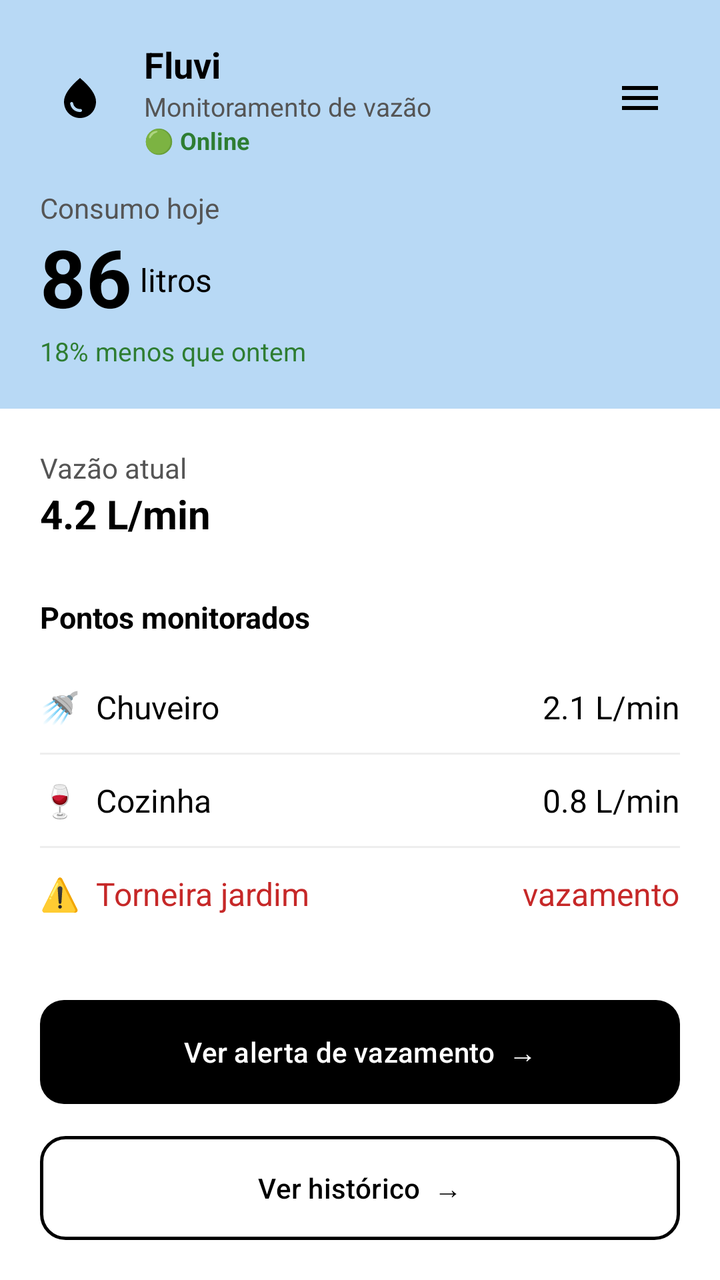
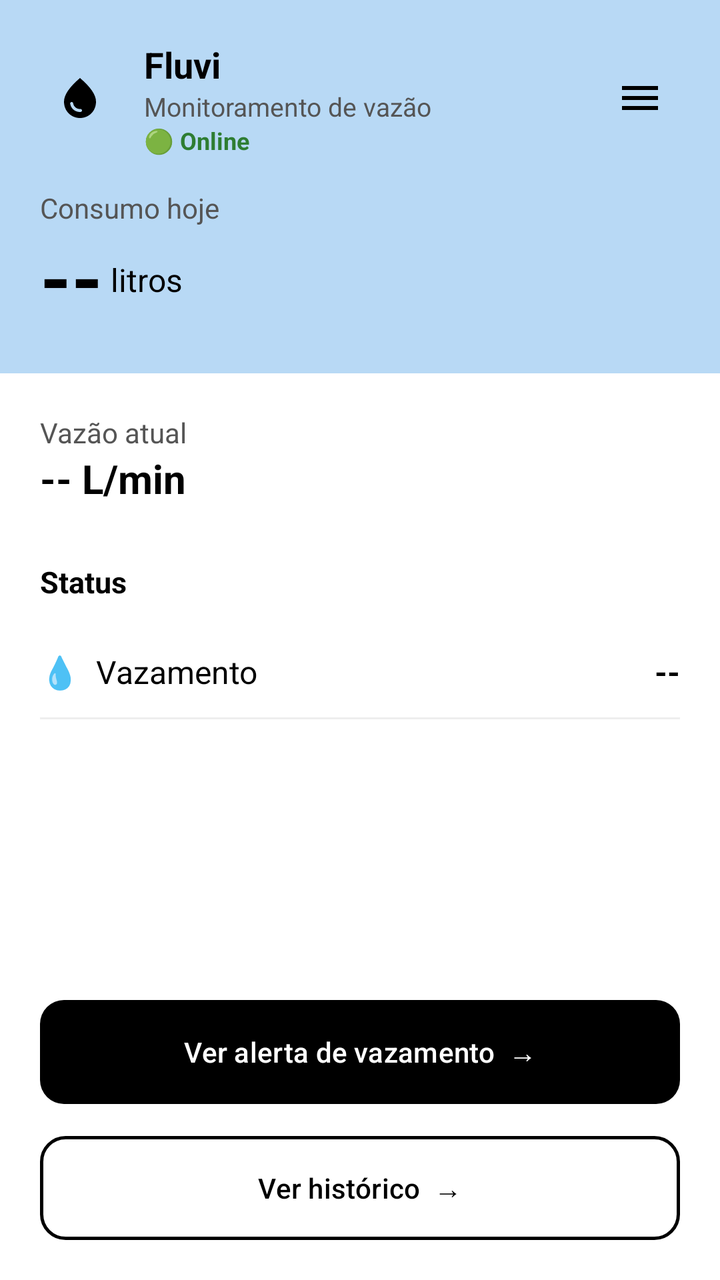

An Android layout rendered at two revisions. The XML below is the earlier revision; the diff shows what the commit changed to produce the second picture.
<!-- AndroidManifest.xml: application theme Theme.Bombadagua -->
<!-- res/layout/activity_main_fullscreen.xml -->
<?xml version="1.0" encoding="utf-8"?>
<androidx.drawerlayout.widget.DrawerLayout
    xmlns:android="http://schemas.android.com/apk/res/android"
    xmlns:app="http://schemas.android.com/apk/res-auto"
    xmlns:tools="http://schemas.android.com/tools"
    android:id="@+id/drawerLayout"
    android:layout_width="match_parent"
    android:layout_height="match_parent">

    
    <androidx.constraintlayout.widget.ConstraintLayout
        android:id="@+id/main"
        android:layout_width="match_parent"
        android:layout_height="match_parent"
        android:background="#FFFFFF"
        tools:context=".activities.MainActivity">

        <LinearLayout
            android:layout_width="0dp"
            android:layout_height="0dp"
            android:orientation="vertical"
            app:layout_constraintTop_toTopOf="parent"
            app:layout_constraintBottom_toBottomOf="parent"
            app:layout_constraintStart_toStartOf="parent"
            app:layout_constraintEnd_toEndOf="parent">

            
            <LinearLayout
                android:layout_width="match_parent"
                android:layout_height="wrap_content"
                android:orientation="vertical"
                android:background="#B8D9F5"
                android:padding="20dp">

                
                <LinearLayout
                    android:layout_width="match_parent"
                    android:layout_height="wrap_content"
                    android:orientation="horizontal"
                    android:gravity="center_vertical">

                    <LinearLayout
                        android:layout_width="0dp"
                        android:layout_weight="1"
                        android:layout_height="wrap_content"
                        android:orientation="horizontal"
                        android:gravity="center_vertical">

                        <ImageView
                            android:layout_width="40dp"
                            android:layout_height="40dp"
                            android:src="@drawable/ic_gota"
                            android:background="@drawable/bg_icon_white"
                            android:padding="8dp"/>

                        <LinearLayout
                            android:layout_width="wrap_content"
                            android:layout_height="wrap_content"
                            android:orientation="vertical"
                            android:layout_marginStart="12dp">

                            <TextView
                                android:id="@+id/tvNomeApp"
                                android:layout_width="wrap_content"
                                android:layout_height="wrap_content"
                                android:text="Fluvi"
                                android:textSize="18sp"
                                android:textColor="#000000"
                                android:textStyle="bold"/>

                            <TextView
                                android:layout_width="wrap_content"
                                android:layout_height="wrap_content"
                                android:text="Monitoramento de vazão"
                                android:textSize="13sp"
                                android:textColor="#555555"/>

                            <TextView
                                android:id="@+id/tvStatusEsp"
                                android:layout_width="wrap_content"
                                android:layout_height="wrap_content"
                                android:text="🟢 Online"
                                android:textSize="12sp"
                                android:textStyle="bold"
                                android:textColor="#2E7D32"/>
                        </LinearLayout>
                    </LinearLayout>

                    
                    <ImageView
                        android:id="@+id/btnMenu"
                        android:layout_width="40dp"
                        android:layout_height="40dp"
                        android:padding="8dp"
                        android:src="@drawable/ic_menu"
                        android:background="?attr/selectableItemBackgroundBorderless"
                        android:clickable="true"
                        android:focusable="true"
                        android:contentDescription="Abrir menu"/>
                </LinearLayout>

                <TextView
                    android:layout_width="wrap_content"
                    android:layout_height="wrap_content"
                    android:text="Consumo hoje"
                    android:layout_marginTop="16dp"
                    android:textColor="#555555"/>

                <LinearLayout
                    android:layout_width="wrap_content"
                    android:layout_height="wrap_content"
                    android:orientation="horizontal"
                    android:gravity="bottom">

                    <TextView
                        android:id="@+id/tvConsumoHoje"
                        android:layout_width="wrap_content"
                        android:layout_height="wrap_content"
                        android:text="86"
                        android:textSize="40sp"
                        android:textColor="#000000"
                        android:textStyle="bold"/>

                    <TextView
                        android:layout_width="wrap_content"
                        android:layout_height="wrap_content"
                        android:text=" litros"
                        android:textSize="16sp"
                        android:textColor="#000000"
                        android:layout_marginBottom="8dp"/>
                </LinearLayout>

                <TextView
                    android:id="@+id/tvComparativo"
                    android:layout_width="wrap_content"
                    android:layout_height="wrap_content"
                    android:text="18% menos que ontem"
                    android:textColor="#2E7D32"
                    android:textSize="13sp"/>
            </LinearLayout>

            
            <LinearLayout
                android:layout_width="match_parent"
                android:layout_height="wrap_content"
                android:orientation="vertical"
                android:background="#FFFFFF"
                android:padding="20dp">

                <TextView
                    android:layout_width="wrap_content"
                    android:layout_height="wrap_content"
                    android:text="Vazão atual"
                    android:textColor="#555555"
                    android:textSize="14sp"/>

                <TextView
                    android:id="@+id/tvVazaoAtual"
                    android:layout_width="wrap_content"
                    android:layout_height="wrap_content"
                    android:text="4.2 L/min"
                    android:textSize="20sp"
                    android:textColor="#000000"
                    android:textStyle="bold"/>
            </LinearLayout>

            
            <LinearLayout
                android:layout_width="match_parent"
                android:layout_height="0dp"
                android:layout_weight="1"
                android:orientation="vertical"
                android:background="#FFFFFF"
                android:paddingStart="20dp"
                android:paddingEnd="20dp"
                android:paddingTop="8dp"
                android:paddingBottom="20dp">

                <TextView
                    android:layout_width="wrap_content"
                    android:layout_height="wrap_content"
                    android:text="Pontos monitorados"
                    android:textStyle="bold"
                    android:textColor="#000000"
                    android:textSize="15sp"
                    android:layout_marginBottom="12dp"/>

                
                <LinearLayout
                    android:layout_width="match_parent"
                    android:layout_height="wrap_content"
                    android:orientation="horizontal"
                    android:paddingTop="12dp"
                    android:paddingBottom="12dp"
                    android:gravity="center_vertical">

                    <TextView
                        android:layout_width="0dp"
                        android:layout_weight="1"
                        android:layout_height="wrap_content"
                        android:text="🚿  Chuveiro"
                        android:textColor="#000000"
                        android:textSize="16sp"/>

                    <TextView
                        android:id="@+id/tvVazaoChuveiro"
                        android:layout_width="wrap_content"
                        android:layout_height="wrap_content"
                        android:text="2.1 L/min"
                        android:textColor="#000000"
                        android:textSize="16sp"/>
                </LinearLayout>

                <View
                    android:layout_width="match_parent"
                    android:layout_height="1dp"
                    android:background="#EEEEEE"/>

                
                <LinearLayout
                    android:layout_width="match_parent"
                    android:layout_height="wrap_content"
                    android:orientation="horizontal"
                    android:paddingTop="12dp"
                    android:paddingBottom="12dp"
                    android:gravity="center_vertical">

                    <TextView
                        android:layout_width="0dp"
                        android:layout_weight="1"
                        android:layout_height="wrap_content"
                        android:text="🍷  Cozinha"
                        android:textColor="#000000"
                        android:textSize="16sp"/>

                    <TextView
                        android:id="@+id/tvVazaoCozinha"
                        android:layout_width="wrap_content"
                        android:layout_height="wrap_content"
                        android:text="0.8 L/min"
                        android:textColor="#000000"
                        android:textSize="16sp"/>
                </LinearLayout>

                <View
                    android:layout_width="match_parent"
                    android:layout_height="1dp"
                    android:background="#EEEEEE"/>

                
                <LinearLayout
                    android:id="@+id/layoutAlertaVazamento"
                    android:layout_width="match_parent"
                    android:layout_height="wrap_content"
                    android:orientation="horizontal"
                    android:paddingTop="12dp"
                    android:paddingBottom="12dp"
                    android:gravity="center_vertical">

                    <TextView
                        android:layout_width="0dp"
                        android:layout_weight="1"
                        android:layout_height="wrap_content"
                        android:text="⚠️  Torneira jardim"
                        android:textColor="#C62828"
                        android:textSize="16sp"/>

                    <TextView
                        android:layout_width="wrap_content"
                        android:layout_height="wrap_content"
                        android:text="vazamento"
                        android:textColor="#C62828"
                        android:textSize="16sp"/>
                </LinearLayout>

                
                <View
                    android:layout_width="match_parent"
                    android:layout_height="0dp"
                    android:layout_weight="1"/>

                
                <Button
                    android:id="@+id/btnVerAlerta"
                    android:layout_width="match_parent"
                    android:layout_height="52dp"
                    android:text="Ver alerta de vazamento  →"
                    android:background="@drawable/bg_botao_preto"
                    app:backgroundTint="@null"
                    android:insetTop="0dp"
                    android:insetBottom="0dp"
                    android:textColor="#FFFFFF"
                    android:textAllCaps="false"
                    android:layout_marginBottom="16dp"/>

                
                <Button
                    android:id="@+id/btnVerHistorico"
                    android:layout_width="match_parent"
                    android:layout_height="52dp"
                    android:text="Ver histórico  →"
                    android:background="@drawable/bg_botao_borda"
                    app:backgroundTint="@null"
                    android:insetTop="0dp"
                    android:insetBottom="0dp"
                    android:textColor="#000000"
                    android:textAllCaps="false"/>

            </LinearLayout>

        </LinearLayout>

    </androidx.constraintlayout.widget.ConstraintLayout>

    
    <LinearLayout
        android:layout_width="260dp"
        android:layout_height="match_parent"
        android:layout_gravity="end"
        android:orientation="vertical"
        android:background="#FFFFFF"
        android:paddingTop="48dp"
        android:paddingStart="20dp"
        android:paddingEnd="20dp">

        <TextView
            android:layout_width="wrap_content"
            android:layout_height="wrap_content"
            android:text="Menu"
            android:textSize="20sp"
            android:textStyle="bold"
            android:textColor="#000000"
            android:layout_marginBottom="24dp"/>

        <Button
            android:id="@+id/btnConfigWifi"
            android:layout_width="match_parent"
            android:layout_height="52dp"
            android:text="Configurar Wi-Fi da ESP32"
            android:background="@drawable/bg_botao_borda"
            app:backgroundTint="@null"
            android:insetTop="0dp"
            android:insetBottom="0dp"
            android:textColor="#000000"
            android:textAllCaps="false"
            android:layout_marginBottom="12dp"/>

        <Button
            android:id="@+id/btnSairConta"
            android:layout_width="match_parent"
            android:layout_height="52dp"
            android:text="Sair da conta"
            android:background="@drawable/bg_botao_borda"
            app:backgroundTint="@null"
            android:insetTop="0dp"
            android:insetBottom="0dp"
            android:textColor="#C62828"
            android:textAllCaps="false"/>

    </LinearLayout>

</androidx.drawerlayout.widget.DrawerLayout>
<!-- resources referenced by this layout -->
<resources>
  <!-- drawable bg_botao_borda (drawable) -->
  <?xml version="1.0" encoding="utf-8"?>
  <shape xmlns:android="http://schemas.android.com/apk/res/android">
      <solid android:color="#FFFFFF"/>
      <stroke android:width="1.5dp" android:color="#000000"/>
      <corners android:radius="12dp"/>
  </shape>
  <!-- drawable bg_botao_preto (drawable) -->
  <?xml version="1.0" encoding="utf-8"?>
  <shape xmlns:android="http://schemas.android.com/apk/res/android">
      <solid android:color="#000000"/>
      <corners android:radius="12dp"/>
  </shape>
  <!-- drawable bg_icon_white (drawable) -->
  <?xml version="1.0" encoding="utf-8"?>
  <selector xmlns:android="http://schemas.android.com/apk/res/android">
  
  </selector>
  <!-- drawable ic_gota (drawable) -->
  <vector xmlns:android="http://schemas.android.com/apk/res/android" android:height="24dp" android:tint="#000000" android:viewportHeight="24" android:viewportWidth="24" android:width="24dp">
        
      <path android:fillColor="@android:color/white" android:pathData="M12,2c-5.33,4.55 -8,8.48 -8,11.8c0,4.98 3.8,8.2 8,8.2s8,-3.22 8,-8.2C20,10.48 17.33,6.55 12,2zM7.83,14c0.37,0 0.67,0.26 0.74,0.62c0.41,2.22 2.28,2.98 3.64,2.87c0.43,-0.02 0.79,0.32 0.79,0.75c0,0.4 -0.32,0.73 -0.72,0.75c-2.13,0.13 -4.62,-1.09 -5.19,-4.12C7.01,14.42 7.37,14 7.83,14z"/>
      
  </vector>
  <!-- drawable ic_menu (drawable) -->
  <?xml version="1.0" encoding="utf-8"?>
  <vector xmlns:android="http://schemas.android.com/apk/res/android"
      android:width="24dp"
      android:height="24dp"
      android:viewportWidth="24"
      android:viewportHeight="24">
      <path
          android:fillColor="#000000"
          android:pathData="M3,6h18v2H3zM3,11h18v2H3zM3,16h18v2H3z"/>
  </vector>
  <style name="Theme.Bombadagua" parent="Base.Theme.Bombadagua" />
  <style name="Base.Theme.Bombadagua" parent="Theme.Material3.DayNight.NoActionBar">
          
          
      </style>
</resources>

<!-- the commit's change to res/layout/activity_main_fullscreen.xml (unified diff, before → after) -->
@@ -116,7 +116,7 @@
                         android:id="@+id/tvConsumoHoje"
                         android:layout_width="wrap_content"
                         android:layout_height="wrap_content"
-                        android:text="86"
+                        android:text="--"
                         android:textSize="40sp"
                         android:textColor="#000000"
                         android:textStyle="bold"/>
@@ -129,14 +129,6 @@
                         android:textColor="#000000"
                         android:layout_marginBottom="8dp"/>
                 </LinearLayout>
-
-                <TextView
-                    android:id="@+id/tvComparativo"
-                    android:layout_width="wrap_content"
-                    android:layout_height="wrap_content"
-                    android:text="18% menos que ontem"
-                    android:textColor="#2E7D32"
-                    android:textSize="13sp"/>
             </LinearLayout>
 
             
@@ -158,7 +150,7 @@
                     android:id="@+id/tvVazaoAtual"
                     android:layout_width="wrap_content"
                     android:layout_height="wrap_content"
-                    android:text="4.2 L/min"
+                    android:text="-- L/min"
                     android:textSize="20sp"
                     android:textColor="#000000"
                     android:textStyle="bold"/>
@@ -179,7 +171,7 @@
                 <TextView
                     android:layout_width="wrap_content"
                     android:layout_height="wrap_content"
-                    android:text="Pontos monitorados"
+                    android:text="Status"
                     android:textStyle="bold"
                     android:textColor="#000000"
                     android:textSize="15sp"
@@ -187,6 +179,7 @@
 
                 
                 <LinearLayout
+                    android:id="@+id/layoutAlertaVazamento"
                     android:layout_width="match_parent"
                     android:layout_height="wrap_content"
                     android:orientation="horizontal"
@@ -198,80 +191,24 @@
                         android:layout_width="0dp"
                         android:layout_weight="1"
                         android:layout_height="wrap_content"
-                        android:text="🚿  Chuveiro"
+                        android:text="💧  Vazamento"
                         android:textColor="#000000"
                         android:textSize="16sp"/>
 
                     <TextView
-                        android:id="@+id/tvVazaoChuveiro"
+                        android:id="@+id/tvStatusVazamento"
                         android:layout_width="wrap_content"
                         android:layout_height="wrap_content"
-                        android:text="2.1 L/min"
+                        android:text="--"
                         android:textColor="#000000"
-                        android:textSize="16sp"/>
+                        android:textSize="16sp"
+                        android:textStyle="bold"/>
                 </LinearLayout>
 
                 <View
                     android:layout_width="match_parent"
                     android:layout_height="1dp"
                     android:background="#EEEEEE"/>
-
-                
-                <LinearLayout
-                    android:layout_width="match_parent"
-                    android:layout_height="wrap_content"
-                    android:orientation="horizontal"
-                    android:paddingTop="12dp"
-                    android:paddingBottom="12dp"
-                    android:gravity="center_vertical">
-
-                    <TextView
-                        android:layout_width="0dp"
-                        android:layout_weight="1"
-                        android:layout_height="wrap_content"
-                        android:text="🍷  Cozinha"
-                        android:textColor="#000000"
-                        android:textSize="16sp"/>
-
-                    <TextView
-                        android:id="@+id/tvVazaoCozinha"
-                        android:layout_width="wrap_content"
-                        android:layout_height="wrap_content"
-                        android:text="0.8 L/min"
-                        android:textColor="#000000"
-                        android:textSize="16sp"/>
-                </LinearLayout>
-
-                <View
-                    android:layout_width="match_parent"
-                    android:layout_height="1dp"
-                    android:background="#EEEEEE"/>
-
-                
-                <LinearLayout
-                    android:id="@+id/layoutAlertaVazamento"
-                    android:layout_width="match_parent"
-                    android:layout_height="wrap_content"
-                    android:orientation="horizontal"
-                    android:paddingTop="12dp"
-                    android:paddingBottom="12dp"
-                    android:gravity="center_vertical">
-
-                    <TextView
-                        android:layout_width="0dp"
-                        android:layout_weight="1"
-                        android:layout_height="wrap_content"
-                        android:text="⚠️  Torneira jardim"
-                        android:textColor="#C62828"
-                        android:textSize="16sp"/>
-
-                    <TextView
-                        android:layout_width="wrap_content"
-                        android:layout_height="wrap_content"
-                        android:text="vazamento"
-                        android:textColor="#C62828"
-                        android:textSize="16sp"/>
-                </LinearLayout>
 
                 
                 <View
@@ -343,7 +280,17 @@
             android:insetBottom="0dp"
             android:textColor="#000000"
             android:textAllCaps="false"
-            android:layout_marginBottom="12dp"/>
+            android:layout_marginBottom="4dp"/>
+
+        <TextView
+            android:id="@+id/tvDicaConfigWifi"
+            android:layout_width="match_parent"
+            android:layout_height="wrap_content"
+            android:text="Conecte-se a uma rede Wi-Fi para habilitar"
+            android:textColor="#999999"
+            android:textSize="12sp"
+            android:visibility="gone"
+            android:layout_marginBottom="8dp"/>
 
         <Button
             android:id="@+id/btnSairConta"
